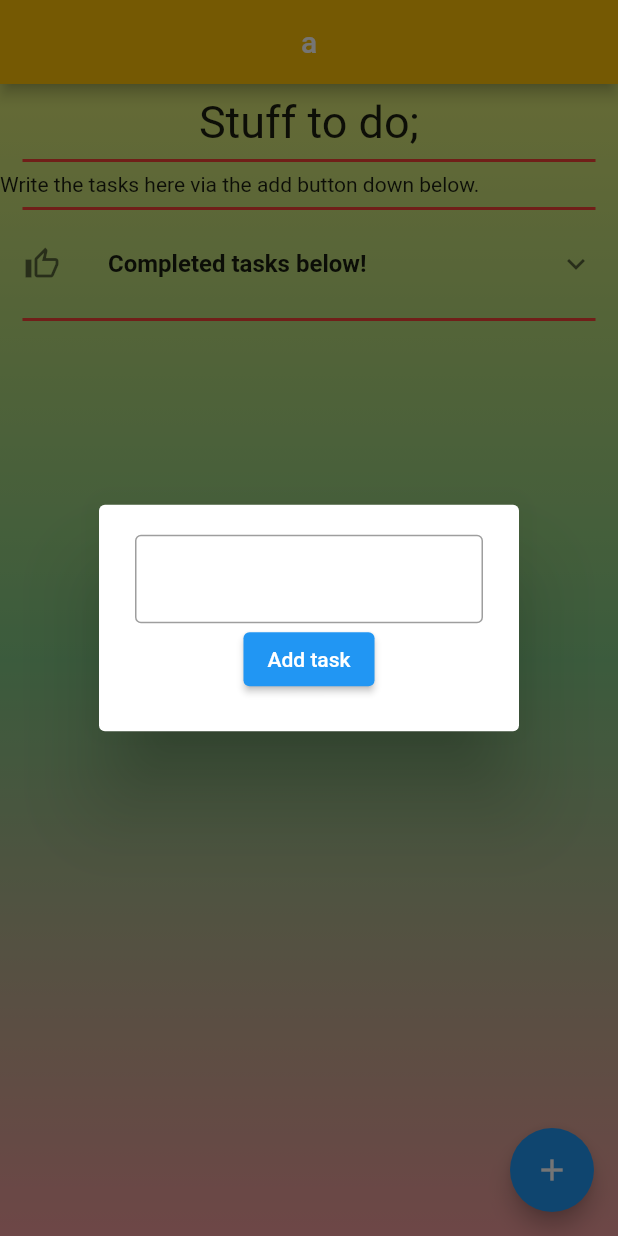
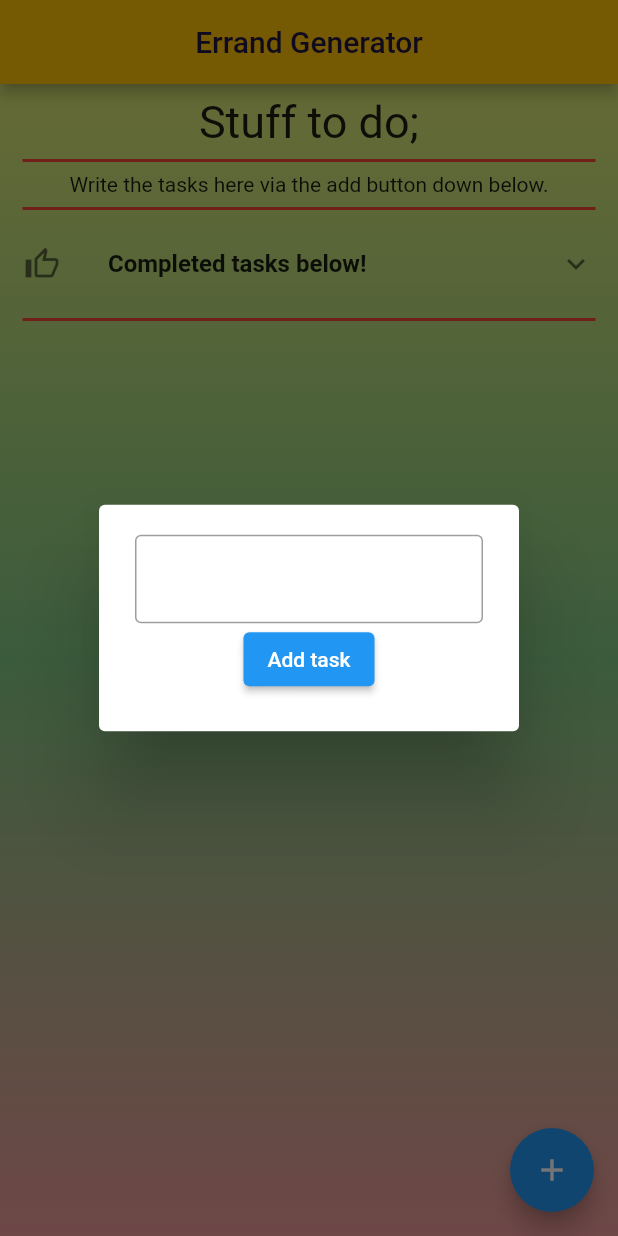
Before and after one commit to oguzunluerler1/toDoLearningApp, a Flutter app: the ToDo screen opened directly, after a tap on the "add" icon, on a phone screen of 412 x 824 dp. Run offline on Flutter 3.47's test engine with Material 2 defaults, Android fonts, the phone set to English and light mode, and no system bars; our stand-ins replace lottie, shared_preferences; accounts and stored records are empty; network calls fail.

Commit message:
added splash screen and did some small arrangements.

```diff
--- a/lib/main.dart
+++ b/lib/main.dart
@@ -1,9 +1,7 @@
 import 'package:flutter/material.dart';
-import 'package:todo/screens/to_do.dart';
+import 'package:todo/screens/splash.dart';
 
 void main() {
-  // WidgetsFlutterBinding.ensureInitialized();
-  // SharedManager.SharedPreferencesInit();
   runApp(MyApp());
 }
 
@@ -13,7 +11,7 @@ class MyApp extends StatelessWidget {
     return MaterialApp(
       debugShowCheckedModeBanner: false,
       title: 'Material App',
-      home: ToDo(),
+      home: SplashScreen(),
       );
   }
 }
--- a/lib/screens/to_do.dart
+++ b/lib/screens/to_do.dart
@@ -31,21 +31,10 @@ class _ToDoState extends State<ToDo> {
   print(CompletedList);
   }
 
-
   void SaveTask() async {
     await pref.setStringList("incompleteLy", TaskList);
     await pref.setStringList("completeLy", CompletedList);
   }
-
-  // @override
-  // void initState() {
-  //   super.initState();
-  //   boolInitializer();
-  // }
-
-  // void boolInitializer () async {
-  //   isFirstTime = (await SharedManager().getBoolVal("isItFirstTime"))!;
-  // }
 
   @override
   Widget build(BuildContext context) {
@@ -53,9 +42,10 @@ class _ToDoState extends State<ToDo> {
       appBar: AppBar(
         centerTitle: true,
         backgroundColor: Colors.amber,
-        title: Text("a"),
+        title: Text("Errand Generator",style: TextStyle(color: Color.fromARGB(255, 34, 22, 68)),),
       ),
       floatingActionButton: FAButton(),
+      floatingActionButtonLocation: FloatingActionButtonLocation.endFloat,
       body: bodyMethod()
     );
   }
@@ -65,7 +55,6 @@ class _ToDoState extends State<ToDo> {
       child: Icon(Icons.add),
       onPressed: () {
         tf.clear();
-        // SharedManager().setBoolVal("isItFirstTime", false);
         openDialog();
       }
     );
@@ -112,7 +101,7 @@ class _ToDoState extends State<ToDo> {
           Center(child: Text("Stuff to do;", style: TextStyle(fontSize: 30),)),
           dividerBetween(),
           TaskList.length == 0
-          ? isFirstTime==true ? Text("Write the tasks here via the add button down below.",) :Image.network("https://i.ytimg.com/vi/rDleFy3yFB8/hqdefault.jpg")
+          ? isFirstTime==true ? Text("Write the tasks here via the add button down below.",textAlign: TextAlign.center,) :Image.network("https://i.ytimg.com/vi/rDleFy3yFB8/hqdefault.jpg")
           : ListView.builder(
               shrinkWrap: true,
               itemCount: TaskList.length,
@@ -212,17 +201,6 @@ class _ToDoState extends State<ToDo> {
               );
   }
 
-  // Future<void> SaveTask() async {
-  //   await SharedManager().setStringListVal("completeLy", CompletedList);
-  //   await SharedManager().setStringListVal("incompleteLy", TaskList);
-  // }
-  //
-  //
-  // void getTask() async {
-  //    CompletedList = await SharedManager().getStringListVal("completeLy")!;
-  //    TaskList = await SharedManager().getStringListVal("incompleteLy")!;
-  // }
-
   Divider dividerBetween() {
     return Divider(
           color: Colors.red,
--- a/pubspec.yaml
+++ b/pubspec.yaml
@@ -37,6 +37,7 @@ dependencies:
   # Use with the CupertinoIcons class for iOS style icons.
   cupertino_icons: ^1.0.2
   shared_preferences: ^2.0.15
+  lottie: ^1.3.0
 
 dev_dependencies:
   flutter_test:
```
Also changed, not shown: lib/screens/splash.dart (added, +40 -0 lines), pubspec.lock.
